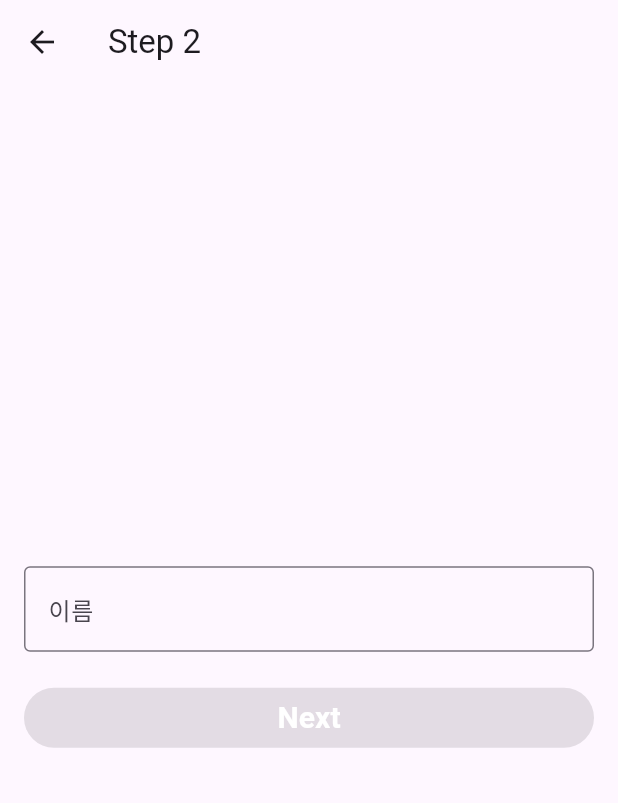
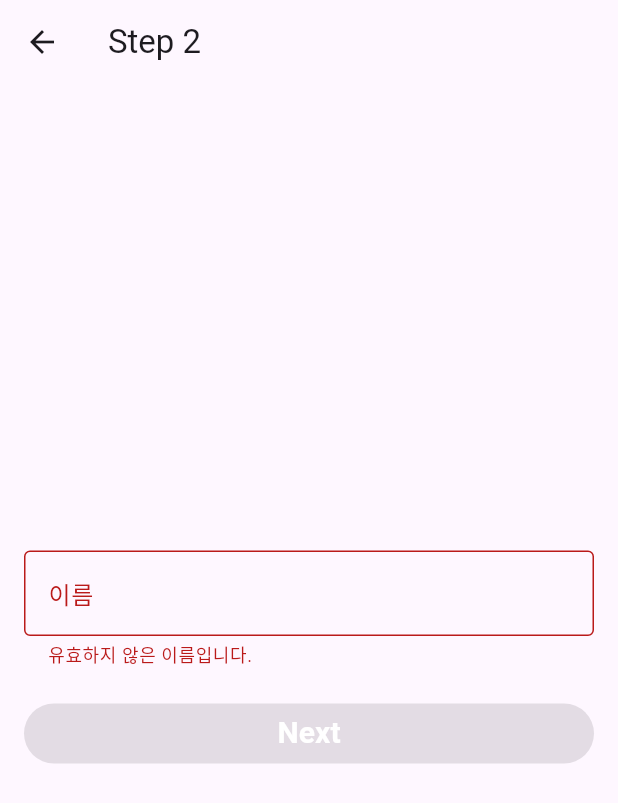
Before and after one commit to chaenchaen99/Flutter_Study, a Flutter app: the StepTwo screen opened directly, on a phone screen of 412 x 824 dp. Shown: the top 803 px of the screen. Run offline on Flutter 3.47's test engine with Material 3 defaults, Android fonts, the light colour scheme and no system bars; our stand-ins replace flutter_bloc; missing offline and left inert: mapbox_gl, mapbox_gl_dart.

Commit message:
유효성 검사 bloc 적용 진행중

```diff
--- a/bloc_test_form_example/lib/bloc/email_bloc.dart
+++ b/bloc_test_form_example/lib/bloc/email_bloc.dart
@@ -8,7 +8,7 @@ part 'email_state.dart';
 
 class EmailBloc extends Bloc<EmailEvent, EmailState> {
   EmailBloc() : super (const EmailState(email:'', isValid: false)) {
-
+    on<EmailChanged>(_onEmailChanged);
   }
 
   void _onEmailChanged(EmailChanged event, Emitter<EmailState> emit){
--- /dev/null
+++ b/bloc_test_form_example/lib/bloc/name_bloc.dart
@@ -0,0 +1,16 @@
+import 'package:flutter_bloc/flutter_bloc.dart';
+
+part 'name_event.dart';
+part 'name_state.dart';
+
+class NameBloc extends Bloc<NameEvent, NameState> {
+  NameBloc(): super(NameState(name: '' , isValid: false)) {
+    on<NameChanged>(_onNameChanged);
+  }
+
+  void _onNameChanged(NameChanged event, Emitter<NameState> emit){
+    final name = event.name;
+    final isValid = name.length >= 2;
+    emit(NameState(name: name, isValid: isValid));
+  }
+}
--- /dev/null
+++ b/bloc_test_form_example/lib/bloc/name_event.dart
@@ -0,0 +1,12 @@
+
+
+part of 'name_bloc.dart';
+
+sealed class NameEvent {
+  const NameEvent();
+}
+
+final class NameChanged extends NameEvent {
+  final String name;
+  const NameChanged(this.name);
+}
--- /dev/null
+++ b/bloc_test_form_example/lib/bloc/name_state.dart
@@ -0,0 +1,12 @@
+
+
+part of 'name_bloc.dart';
+
+class NameState {
+  final String name;
+  final bool isValid;
+
+  NameState({required this.name, required this.isValid});
+
+
+}
--- a/bloc_test_form_example/lib/main.dart
+++ b/bloc_test_form_example/lib/main.dart
@@ -3,6 +3,7 @@ import 'package:flutter/material.dart';
 import 'package:flutter_bloc/flutter_bloc.dart';
 
 import 'bloc/email_bloc.dart';
+import 'bloc/name_bloc.dart';
 
 void main() {
   runApp(const MyApp());
@@ -17,6 +18,7 @@ class MyApp extends StatelessWidget {
     return MultiBlocProvider(
       providers: [
         BlocProvider(create: (context) => EmailBloc()),
+        BlocProvider(create: (context) => NameBloc()),
       ],
       child: MaterialApp(
         title: 'Flutter Demo',
--- a/bloc_test_form_example/lib/pages/step_two.dart
+++ b/bloc_test_form_example/lib/pages/step_two.dart
@@ -1,40 +1,15 @@
+import 'package:bloc_test_form_example/bloc/name_bloc.dart';
 import 'package:bloc_test_form_example/pages/step_three.dart';
 import 'package:bloc_test_form_example/widgets/flat_button.dart';
 import 'package:flutter/material.dart';
+import 'package:flutter_bloc/flutter_bloc.dart';
 
-class StepTwo extends StatefulWidget {
+class StepTwo extends StatelessWidget {
   const StepTwo({super.key});
 
   @override
-  State<StepTwo> createState() => _StepTwoState();
-}
-
-class _StepTwoState extends State<StepTwo> {
-  final TextEditingController _nameController = TextEditingController();
-  bool _isButtonActive = false;
-
-  void _checkNameLength() {
-    final nameLength = _nameController.text.length;
-
-    setState(() {
-      _isButtonActive = nameLength >= 2;
-    });
-  }
-
-  @override
-  void initState() {
-    super.initState();
-    _nameController.addListener(_checkNameLength);
-  }
-
-  @override
-  void dispose() {
-    _nameController.dispose();
-    super.dispose();
-  }
-
-  @override
-  Widget build(BuildContext context) => Scaffold(
+  Widget build(BuildContext context) =>
+      Scaffold(
         appBar: AppBar(
           title: const Text('Step 2'),
         ),
@@ -43,26 +18,37 @@ class _StepTwoState extends State<StepTwo> {
           child: Column(
             mainAxisAlignment: MainAxisAlignment.center,
             children: [
-              TextField(
-                controller: _nameController,
-                decoration: const InputDecoration(
+              BlocBuilder<NameBloc, NameState>(
+                builder: (context, state) {
+                  return TextField(
+                    onChanged: (name) =>
+                        context.read<NameBloc>().add(NameChanged(name)),
+                    decoration: InputDecoration(
                         labelText: '이름',
                         hintText: '이름을 입력하세요.',
-                  border: OutlineInputBorder(),
+                        border: const OutlineInputBorder(),
+                        errorText: !state.isValid ? '유효하지 않은 이름입니다.' : null
                     ),
+                  );
+                },
               ),
               const SizedBox(height: 20.0),
-              FlatButton(
+              BlocBuilder<NameBloc, NameState>(
+                buildWhen: (previous,current) => previous.isValid != current.isValid,
+                builder: (context, state) {
+                  return FlatButton(
                       onPressed: () {
                         Navigator.push(
                           context,
                           MaterialPageRoute(
-                        builder: (context) => StepThree(),
+                            builder: (context) => const StepThree(),
                           ),
                         );
                       },
                       text: 'Next',
-                  isActive: _isButtonActive),
+                      isActive: state.isValid,);
+                },
+              ),
             ],
           ),
         ),
```
Also changed, not shown: bloc_test_form_example/lib/pages/step_one.dart (+27 -39 lines). Lines whose indentation alone changed are shown as unchanged.
